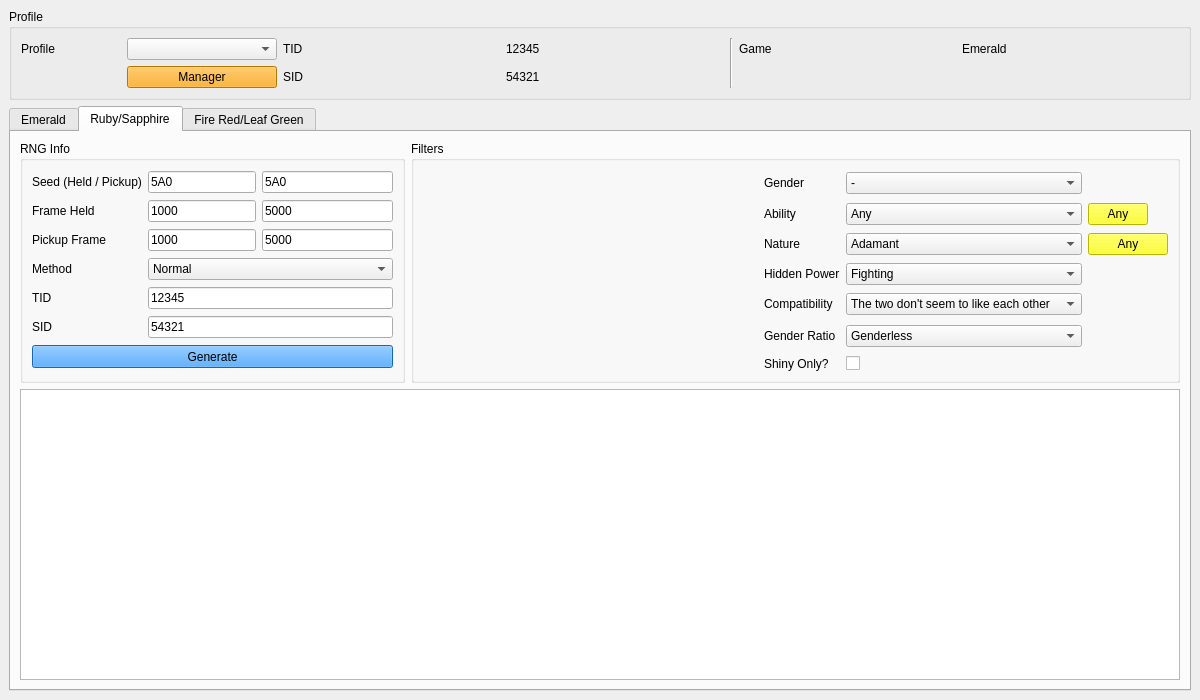
Old version of the form Forms/Gen3/Eggs3.ui in the repository Admiral-Fish/PokeFinder.
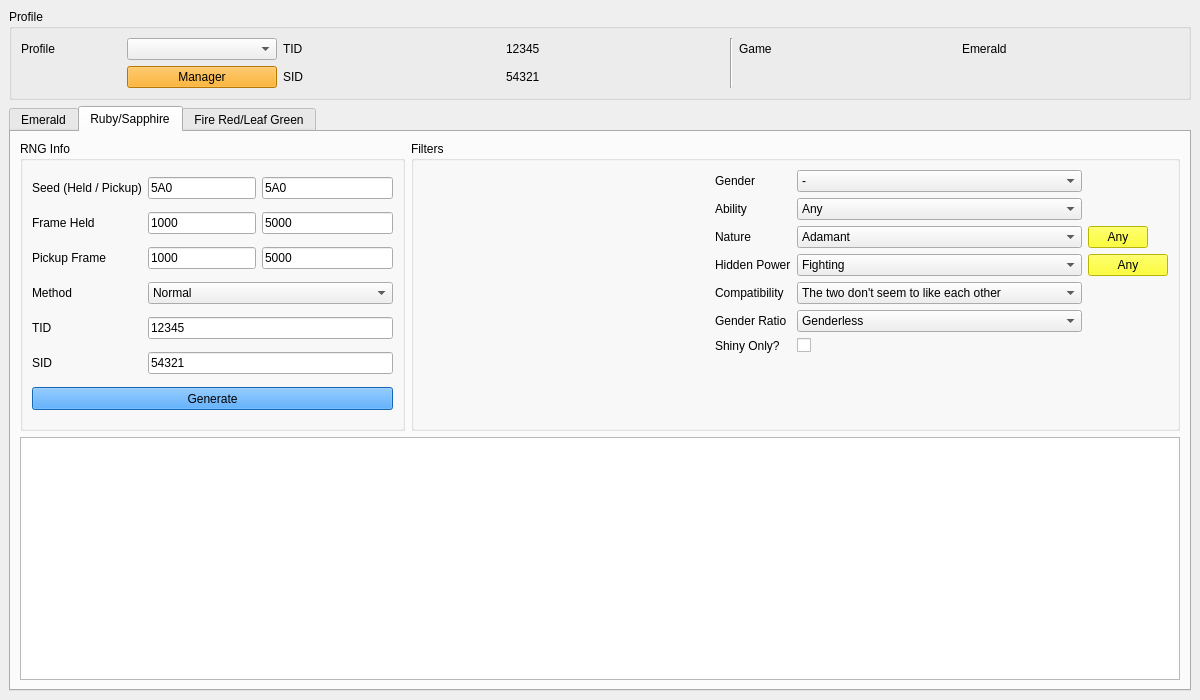
New version of the form. The open tabs and pages were chosen to show the change. Custom widgets are drawn as their Qt base class.

```diff
--- a/Forms/Gen3/Eggs3.ui
+++ b/Forms/Gen3/Eggs3.ui
@@ -1420,11 +1420,11 @@
            <string>Filters</string>
           </property>
           <layout class="QGridLayout" name="gridLayout_3">
-           <item row="0" column="0" rowspan="6">
+           <item row="0" column="0" rowspan="7">
             <widget class="IVFilter" name="ivFilterRS" native="true">
              <property name="minimumSize">
               <size>
-               <width>335</width>
+               <width>160</width>
                <height>180</height>
               </size>
              </property>
@@ -1500,37 +1500,6 @@
              </item>
             </widget>
            </item>
-           <item row="1" column="3">
-            <widget class="QPushButton" name="pushButtonRSAnyAbility">
-             <property name="sizePolicy">
-              <sizepolicy hsizetype="Fixed" vsizetype="Fixed">
-               <horstretch>0</horstretch>
-               <verstretch>0</verstretch>
-              </sizepolicy>
-             </property>
-             <property name="minimumSize">
-              <size>
-               <width>50</width>
-               <height>13</height>
-              </size>
-             </property>
-             <property name="maximumSize">
-              <size>
-               <width>60</width>
-               <height>16777215</height>
-              </size>
-             </property>
-             <property name="styleSheet">
-              <string notr="true">QPushButton {
-	background-color: yellow;
-	color: black;
-}</string>
-             </property>
-             <property name="text">
-              <string>Any</string>
-             </property>
-            </widget>
-           </item>
            <item row="2" column="1">
             <widget class="QLabel" name="labelRSNature">
              <property name="sizePolicy">
@@ -1674,7 +1643,7 @@
             </widget>
            </item>
            <item row="2" column="3">
-            <widget class="QPushButton" name="pushButtonRSAnyNature">
+            <widget class="QPushButton" name="pushButtonRSAnyAbility">
              <property name="sizePolicy">
               <sizepolicy hsizetype="Fixed" vsizetype="Fixed">
                <horstretch>0</horstretch>
@@ -1687,6 +1656,12 @@
                <height>13</height>
               </size>
              </property>
+             <property name="maximumSize">
+              <size>
+               <width>60</width>
+               <height>16777215</height>
+              </size>
+             </property>
              <property name="styleSheet">
               <string notr="true">QPushButton {
 	background-color: yellow;
@@ -1795,6 +1770,31 @@
              </item>
             </widget>
            </item>
+           <item row="3" column="3">
+            <widget class="QPushButton" name="pushButtonRSAnyNature">
+             <property name="sizePolicy">
+              <sizepolicy hsizetype="Fixed" vsizetype="Fixed">
+               <horstretch>0</horstretch>
+               <verstretch>0</verstretch>
+              </sizepolicy>
+             </property>
+             <property name="minimumSize">
+              <size>
+               <width>50</width>
+               <height>13</height>
+              </size>
+             </property>
+             <property name="styleSheet">
+              <string notr="true">QPushButton {
+	background-color: yellow;
+	color: black;
+}</string>
+             </property>
+             <property name="text">
+              <string>Any</string>
+             </property>
+            </widget>
+           </item>
            <item row="4" column="1">
             <widget class="QLabel" name="labelRSCompatibility">
              <property name="sizePolicy">
@@ -1879,9 +1879,6 @@
              </item>
             </widget>
            </item>
-           <item row="6" column="0">
-            <widget class="EggSettings" name="eggSettingsRS" native="true"/>
-           </item>
            <item row="6" column="1">
             <widget class="QLabel" name="labelRSShinyOnly">
              <property name="sizePolicy">
@@ -1908,6 +1905,16 @@
              </property>
             </widget>
            </item>
+           <item row="7" column="0" colspan="4">
+            <widget class="EggSettings" name="eggSettingsRS" native="true">
+             <property name="minimumSize">
+              <size>
+               <width>490</width>
+               <height>60</height>
+              </size>
+             </property>
+            </widget>
+           </item>
           </layout>
          </widget>
         </item>
```
Left out of the diff: 92 changed lines with no effect on the pictures.
